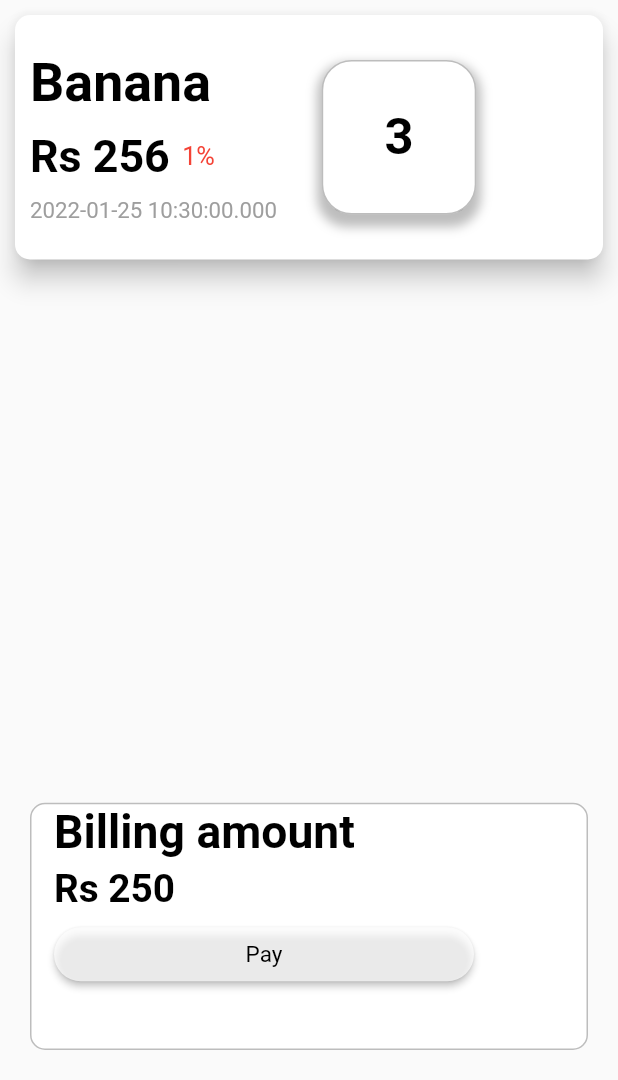
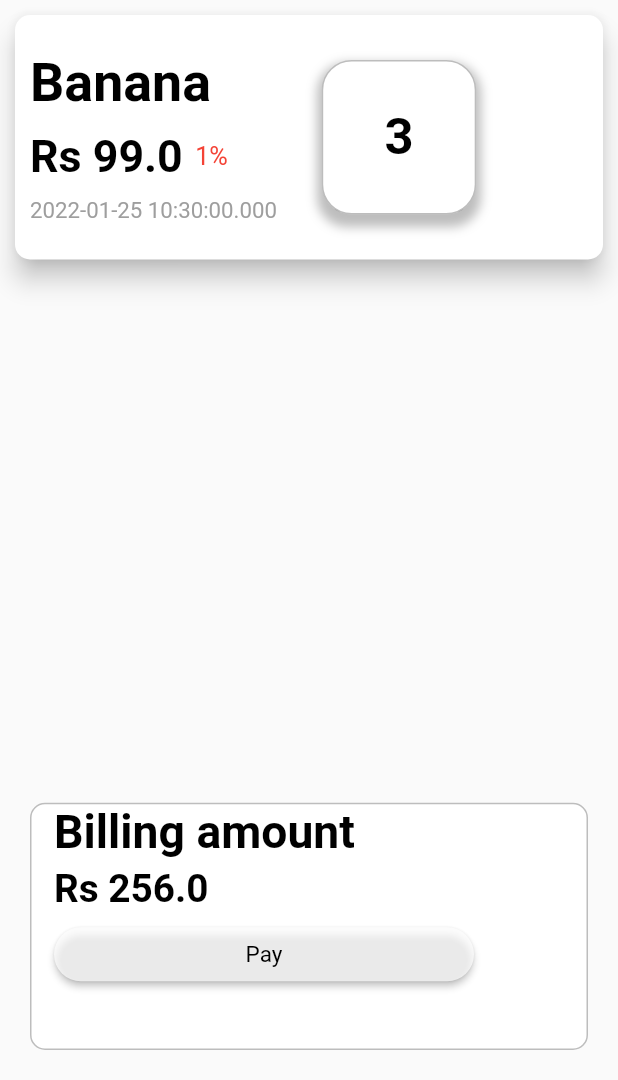
Before and after one commit to Earthknight/OP-Inventory-Billing-app, a Flutter app: the screen it shows after launch, tab 2 chosen, after a tap on "Pay", on a phone screen of 412 x 824 dp, the part 156-1236 px from its top. Run offline on Flutter 3.47's test engine with Material 2 defaults, Android fonts, the phone set to English and light mode, and no system bars; our stand-ins replace qr_flutter; missing offline and left inert: horizontal_data_table; network calls fail; Roboto replaces fonts that are missing (Georgia).

Commit message:
Added discount,selling and purchase in insert

```diff
--- a/OP_Inventory_Billing_App/lib/screens/billing_screen.dart
+++ b/OP_Inventory_Billing_App/lib/screens/billing_screen.dart
@@ -1,6 +1,7 @@
 import 'package:flutter/material.dart';
 import '../widgets/billing_card.dart';
 import '../widgets/payement_card.dart';
+import 'dart:math';
 
 
 class BillingScreen extends StatefulWidget {
@@ -9,10 +10,15 @@ class BillingScreen extends StatefulWidget {
   _BillingState createState() => _BillingState();
 }
 String name = 'Banana';
-int cost = 256;
 int discount = 1;
+double totalsellingcost = 256;
+double singlesellingcost = 100;
+double totalpurchasePrice = 256;
+double discountprice = (singlesellingcost - (singlesellingcost * discount/100));
 String time = DateTime.now().toString();        //dummy data which will be used in Billing car and Payement card
 int items = 3;
+int totalcost = 400;
+//original_price - (original_price * discount / 100)
 class _BillingState extends State<BillingScreen> {
   @override
   Widget build(BuildContext context) {
@@ -26,11 +32,11 @@ class _BillingState extends State<BillingScreen> {
                 width: double.infinity,
                 child: ListView.builder(
                     itemCount: 1, itemBuilder: (BuildContext context, int index) {
-                      return BillingCard(cost: cost, time: time, discount: discount, name: name, items: items,);
+                      return BillingCard(cost: discountprice, time: time, discount: discount, name: name, items: items,);
                 }),
               ),
             ),
-            PayementCard(cost:cost,time: time,items:items,),
+            PayementCard(time:time,items:items, sellingPrice: totalsellingcost, purchasePrice: totalpurchasePrice, discount: discount),
           ],
         ),
       ),
--- a/OP_Inventory_Billing_App/lib/widgets/billing_card.dart
+++ b/OP_Inventory_Billing_App/lib/widgets/billing_card.dart
@@ -5,7 +5,7 @@ import 'TextWidget.dart';
 class BillingCard extends StatelessWidget {
 
   final String name;
-  final int cost;
+  final double cost;
   final int discount;
   final String time;
   final int items;
--- a/OP_Inventory_Billing_App/lib/widgets/payement_card.dart
+++ b/OP_Inventory_Billing_App/lib/widgets/payement_card.dart
@@ -5,12 +5,14 @@ import 'package:http/http.dart' as http;
 
 
 class PayementCard extends StatelessWidget {
-  int total = 250;    //Total amount
-  final int cost;
+  // int total = 250;    //Total amount
+  final double sellingPrice;
+  final double purchasePrice;
   final String time;
   final int items;
+  final int discount;
   PayementCard(
-      {required this.cost,required this.time, required this.items});
+      {required this.sellingPrice,required this.time, required this.items,required this.purchasePrice, required this.discount});
 
   String get Taxnumber {
     var list = List.generate(50, (index) => index + 1)..shuffle();    //get function to get taxnumber
@@ -23,17 +25,20 @@ class PayementCard extends StatelessWidget {
     return BillingIdpad;
   }
   Future<void> insertData() async {
-    var url = Uri.parse("http://192.168.174.1/Op/insertbilling.php");
+    var url = Uri.parse("http://192.168.0.7/insertbilling.php");
      var response = await http.post(url, body: {
       "billingid": BillingId.toString(),                          //insertdata function in database refer inserbilling.php file
       "billingdatetime": time.toString(),
       "billingtaxnum": Taxnumber.toString(),
       "items": items.toString(),
-      "billingamount": cost.toString()
+      "sellingamount": sellingPrice.toString(),
+       "purchaseamount": purchasePrice.toString(),
+       "discount": discount.toString()
     });
      if(response.statusCode == 200){
        print(response.body);
-       if(response.body.isNotEmpty) {
+       if(response.body.isEmpty) {
+         insertData();
          json.decode(response.body);
        }
      }else{
@@ -65,7 +70,7 @@ class PayementCard extends StatelessWidget {
             const SizedBox(
               height: 5,
             ),
-             MyText(text: "Rs " + total.toString(),size: 10,fontColor: Colors.black,fontWeight: FontWeight.bold,),
+             MyText(text: "Rs " + sellingPrice.toString(),size: 10,fontColor: Colors.black,fontWeight: FontWeight.bold,),
             const SizedBox(
               height: 5,
             ),
```
